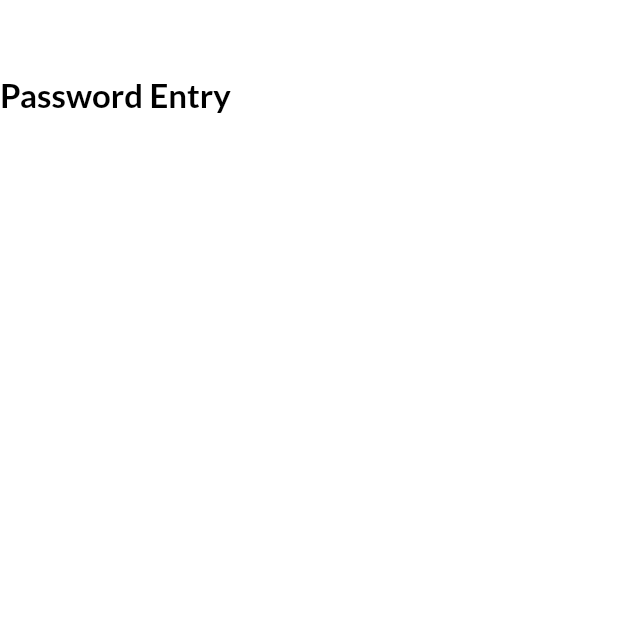
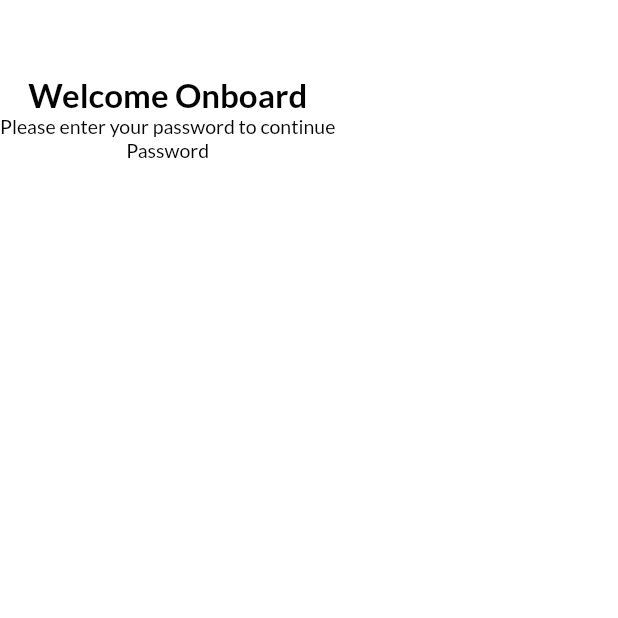
Before and after one commit to AnthonyAniobi/EmployMobileApplication, a Flutter app: the PasswordEntryPage screen opened directly, on a phone screen of 412 x 824 dp, the top half of it. Run offline on Flutter 3.47's test engine with Material 2 defaults, Android fonts, the phone set to English and light mode, and no system bars; our stand-ins replace page_transition, smooth_page_indicator.

Commit message:
work on password

```diff
--- a/lib/screens/sign_in/password_entry_page.dart
+++ b/lib/screens/sign_in/password_entry_page.dart
@@ -12,7 +12,10 @@ class PasswordEntryPage extends StatelessWidget {
       body: Column(
         children: [
           const SizedBox(height: 50),
-          CFont.primary('Password Entry'),
+          CFont.primary('Welcome Onboard', color: CColor.black),
+          CFont.small('Please enter your password to continue',
+              color: CColor.black),
+          CFont.small('Password', color: CColor.black),
         ],
       ),
     );
```
Also changed, not shown: lib/widgets/custom_textfield.dart (+42 -0 lines).
